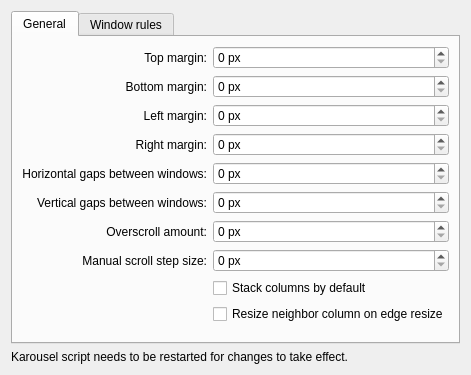
Old version of the form package/contents/ui/config.ui in the repository peterfajdiga/karousel.
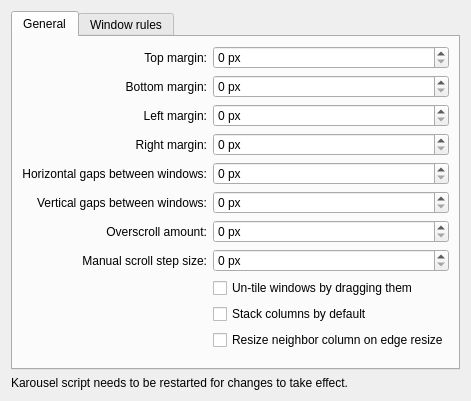
New version of the form.

Commit message: add setting untileOnDrag

```diff
--- a/package/contents/ui/config.ui
+++ b/package/contents/ui/config.ui
@@ -209,6 +209,14 @@
                             </item>
 
                             <item row="8" column="1">
+                                <widget class="QCheckBox" name="kcfg_untileOnDrag">
+                                    <property name="text">
+                                        <string>Un-tile windows by dragging them</string>
+                                    </property>
+                                </widget>
+                            </item>
+
+                            <item row="9" column="1">
                                 <widget class="QCheckBox" name="kcfg_stackColumnsByDefault">
                                     <property name="text">
                                         <string>Stack columns by default</string>
@@ -216,7 +224,7 @@
                                 </widget>
                             </item>
 
-                            <item row="9" column="1">
+                            <item row="10" column="1">
                                 <widget class="QCheckBox" name="kcfg_resizeNeighborColumn">
                                     <property name="text">
                                         <string>Resize neighbor column on edge resize</string>
@@ -224,7 +232,7 @@
                                 </widget>
                             </item>
 
-                            <item row="10" column="0" colspan="2">
+                            <item row="11" column="0" colspan="2">
                                 <spacer name="bottomSpacer_tab_general">
                                     <property name="orientation">
                                         <enum>Qt::Vertical</enum>
```
The commit also changes 3 other files.
